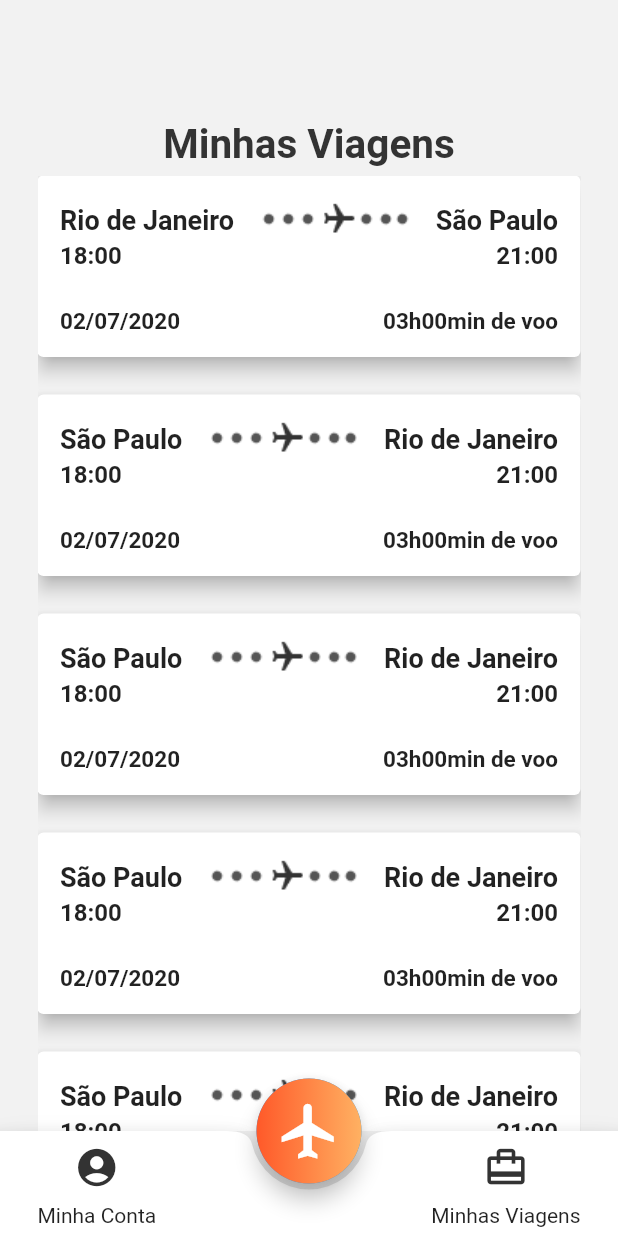
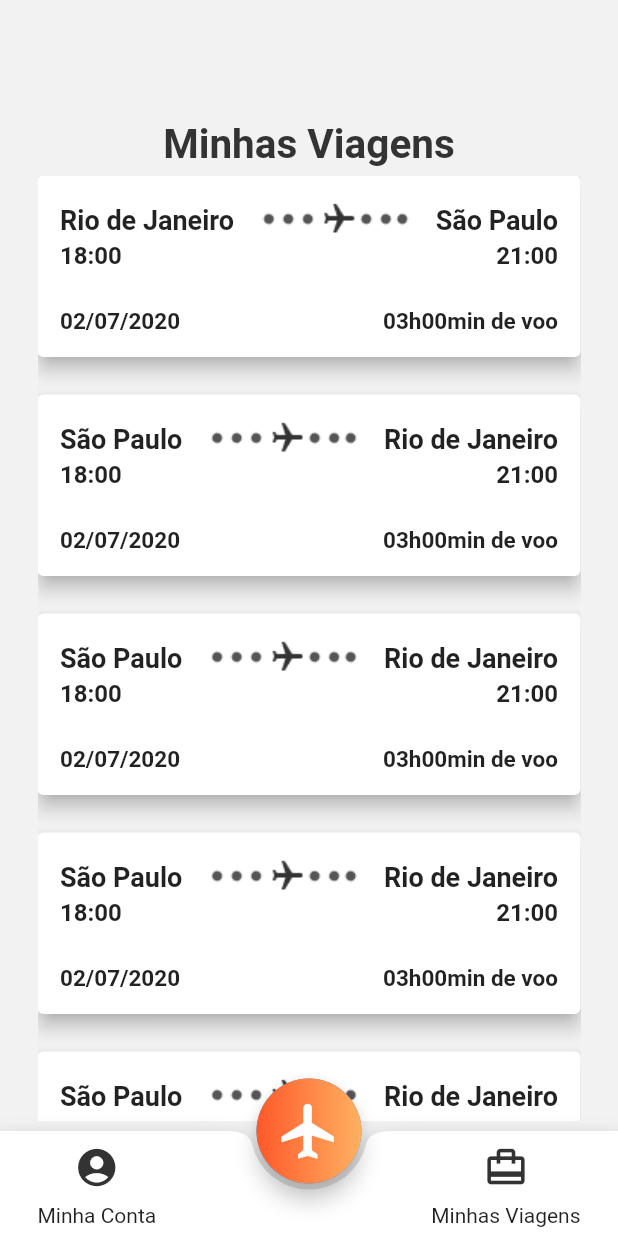
Before and after one commit to BeatrizMiranda/aeroport_flutter, a Flutter app: the MyTrips screen opened by its route, on a phone screen of 412 x 824 dp. Run offline on Flutter 3.47's test engine with Material 2 defaults, Android fonts, the phone set to English and light mode, and no system bars; our stand-ins replace flutter_datetime_picker, shared_preferences, syncfusion_flutter_datepicker; missing offline and left inert: syncfusion_localizations; accounts and stored records are empty.

Commit message:
a few adjustments

```diff
--- a/lib/views/MyTrips.dart
+++ b/lib/views/MyTrips.dart
@@ -188,7 +188,7 @@ class _MyTripsState extends State<MyTrips> {
   Widget _listOfTrips() {
     return Expanded(
         child: SizedBox(
-          height: 700,
+          height: 630,
           child: ListView.builder(
             scrollDirection: Axis.vertical,
             itemCount: userFlights.length,
```
